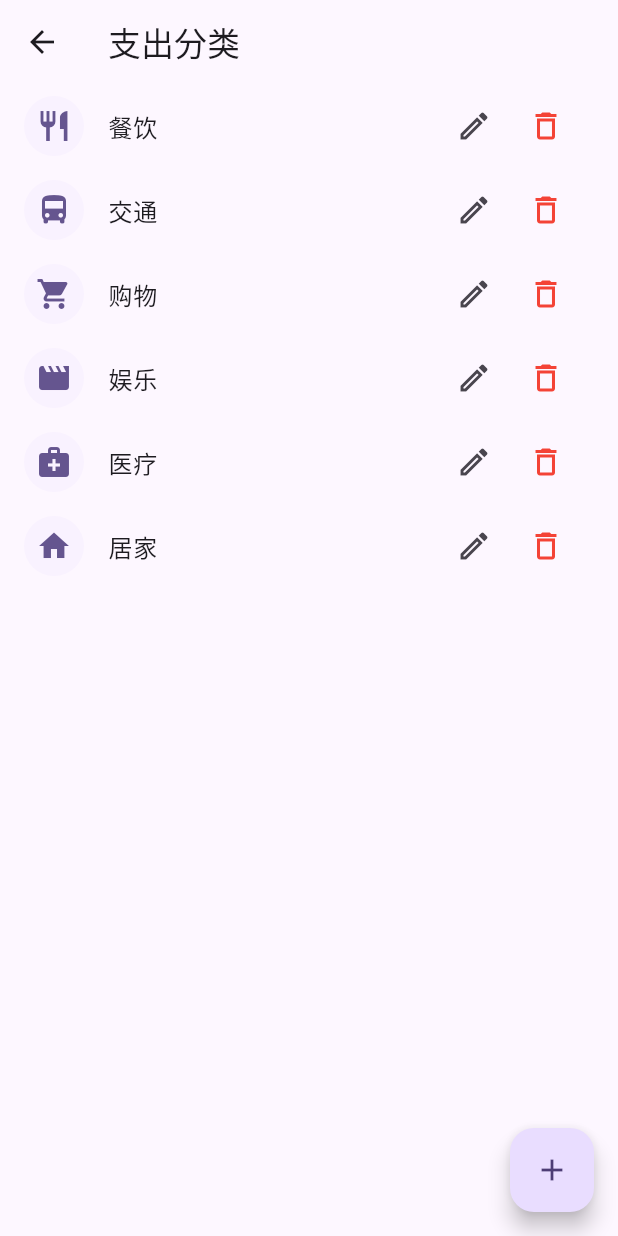
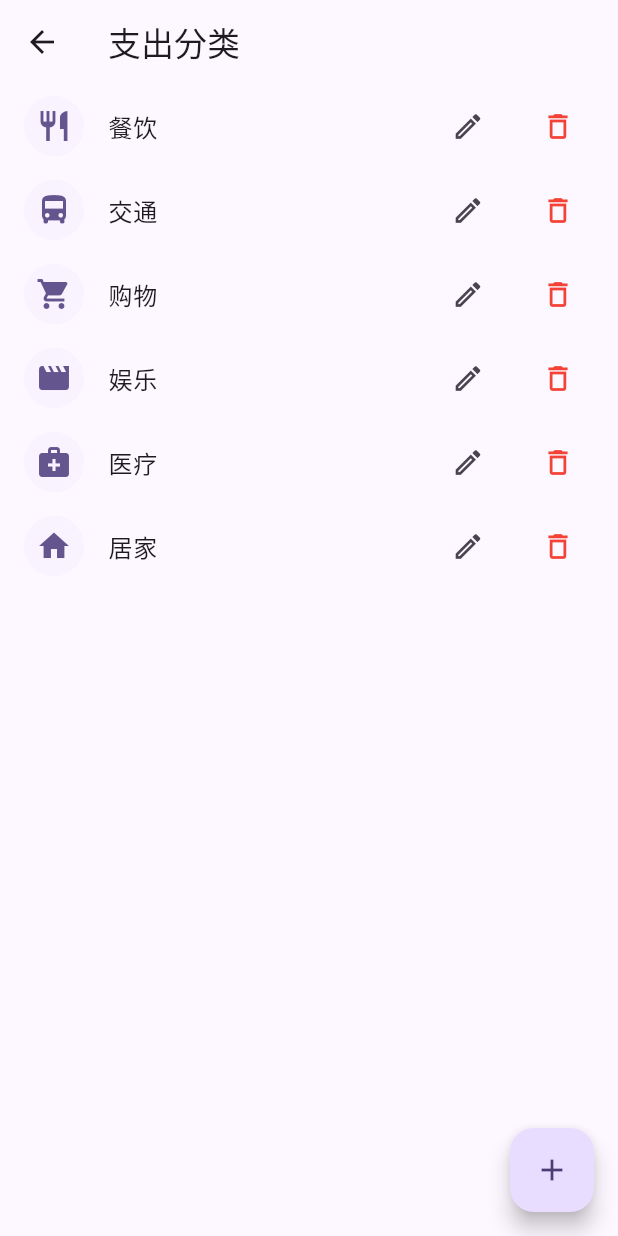
Before and after one commit to EndeRHoshI/HoshiLedger, a Flutter app: the CategoryManager screen opened directly with empty values, on a phone screen of 412 x 824 dp. Run offline on Flutter 3.47's test engine with Material 3 defaults, Android fonts, the phone set to English and light mode, and no system bars; our stand-ins replace csv, file_picker, fl_chart, share_plus, shared_preferences, sqflite; accounts and stored records are empty.

Commit message:
分类管理：优化列表边距对齐，确保左右间距一致

```diff
--- a/lib/screens/settings_screen.dart
+++ b/lib/screens/settings_screen.dart
@@ -299,6 +299,7 @@ class _CategoryManagerState extends State<CategoryManager> {
         itemBuilder: (context, index) {
           final cat = _categories[index];
           return ListTile(
+            contentPadding: const EdgeInsets.symmetric(horizontal: 16),
             leading: CircleAvatar(
               backgroundColor: Theme.of(context).colorScheme.primaryContainer.withAlpha(51),
               child: Icon(Category.getIconData(cat.icon), color: Theme.of(context).colorScheme.primary),
@@ -308,11 +309,16 @@ class _CategoryManagerState extends State<CategoryManager> {
               mainAxisSize: MainAxisSize.min,
               children: [
                 IconButton(
-                  icon: const Icon(Icons.edit_outlined),
+                  icon: const Icon(Icons.edit_outlined, size: 22),
+                  padding: EdgeInsets.zero,
+                  constraints: const BoxConstraints(),
                   onPressed: () => _editCategory(cat),
                 ),
+                const SizedBox(width: 12),
                 IconButton(
-                  icon: const Icon(Icons.delete_outline, color: Colors.red),
+                  icon: const Icon(Icons.delete_outline, color: Colors.red, size: 22),
+                  padding: EdgeInsets.zero,
+                  constraints: const BoxConstraints(),
                   onPressed: () async {
                     if (_categories.length <= 1) {
                       ScaffoldMessenger.of(context).showSnackBar(const SnackBar(content: Text('至少保留一个分类')));
```
